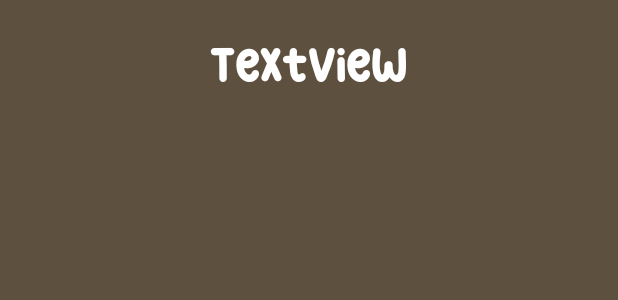
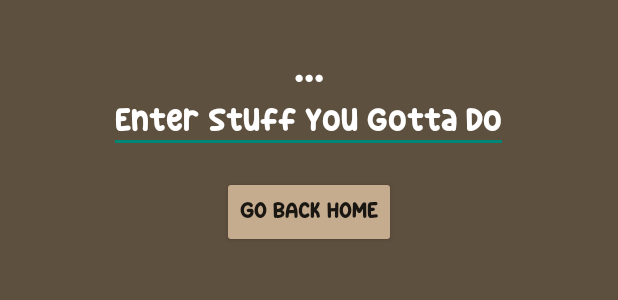
Before and after one commit to AlexaGTorres/Planner, an Android app: the layout activity_list.xml on its own in the app's theme, with its tools: preview values and no code run, on a phone screen of 412 x 824 dp. Shown: the top 300 px of the screen. Run offline under Robolectric (Android 15) with nearby library versions, the phone set to English and light mode, and no system bars.

Commit message:
Added many things, list to type in, button to go back home and deleted button to go to list on home screen.

```diff
--- a/app/src/main/java/com/example/planner/List.java
+++ b/app/src/main/java/com/example/planner/List.java
@@ -5,6 +5,7 @@ import androidx.appcompat.app.AppCompatActivity;
 import android.annotation.SuppressLint;
 import android.content.Intent;
 import android.os.Bundle;
+import android.view.View;
 import android.widget.TextView;
 
 public class List extends AppCompatActivity
@@ -24,4 +25,9 @@ public class List extends AppCompatActivity
         String str = intent.getStringExtra("message_key");
         receiverMsg.setText(str);
     }
+
+    public void onClickListToHome (View v)
+    {
+        startActivity(new Intent(List.this, StartingScreen.class));
+    }
 }
--- a/app/src/main/java/com/example/planner/StartingScreen.java
+++ b/app/src/main/java/com/example/planner/StartingScreen.java
@@ -21,9 +21,4 @@ public class StartingScreen extends AppCompatActivity
     {
         startActivity(new Intent(StartingScreen.this, Calender.class));
     }
-
-    public void onClickList (View v)
-    {
-        startActivity(new Intent(StartingScreen.this, List.class));
-    }
 }
--- a/app/src/main/res/layout/activity_list.xml
+++ b/app/src/main/res/layout/activity_list.xml
@@ -12,10 +12,31 @@
         android:id="@+id/receivedText"
         android:layout_width="wrap_content"
         android:layout_height="wrap_content"
-        android:text="TextView"
+        android:text="..."
         android:layout_gravity="center"
         android:layout_marginTop="30dp"
         android:textColor="@color/white"
         android:fontFamily="@font/smallprint"
         android:textSize="30dp"/>
+
+    <EditText
+        android:id="@+id/addToList"
+        android:layout_width="wrap_content"
+        android:layout_height="wrap_content"
+        android:layout_gravity="center"
+        android:fontFamily="@font/smallprint"
+        android:text="Enter Stuff You Gotta Do"
+        android:textColor="@color/white"
+        android:textSize="20dp" />
+
+    <Button
+        android:id="@+id/backButton"
+        android:layout_width="wrap_content"
+        android:layout_height="wrap_content"
+        android:layout_gravity="center"
+        android:layout_marginTop="15dp"
+        android:backgroundTint="#C6AC8F"
+        android:fontFamily="@font/smallprint"
+        android:onClick="onClickListToHome"
+        android:text="Go Back Home" />
 </LinearLayout>
```
Also changed, not shown: app/src/main/res/layout/activity_starting_screen.xml (+0 -9 lines).
